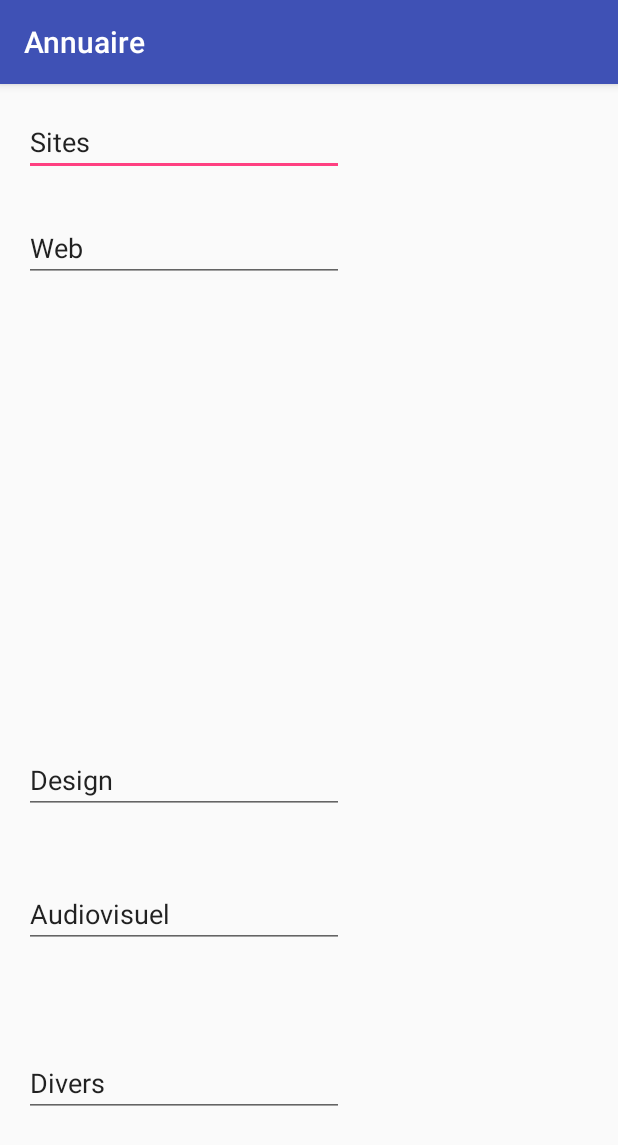
After one commit to VincentDubois/Annuaire, an Android app: the LiensActivity screen opened directly, with no data from a screen before it, on a phone screen of 412 x 824 dp. The commit adds this screen. Shown: the top 1145 px of the screen. Run offline under Robolectric (Android 15) with nearby library versions, the phone set to English and light mode, and no system bars.

Commit message:
Ajout page et couleurs et une image

```diff
--- a/app/src/main/AndroidManifest.xml
+++ b/app/src/main/AndroidManifest.xml
@@ -15,7 +15,8 @@
                 <category android:name="android.intent.category.LAUNCHER" />
             </intent-filter>
         </activity>
-        <activity android:name=".PersonneActivity"></activity>
+        <activity android:name=".PersonneActivity" />
+        <activity android:name=".LiensActivity"></activity>
     </application>
 
 </manifest>
--- /dev/null
+++ b/app/src/main/java/com/hexagonalgames/annuaire/LiensActivity.java
@@ -0,0 +1,13 @@
+package com.hexagonalgames.annuaire;
+
+import android.support.v7.app.AppCompatActivity;
+import android.os.Bundle;
+
+public class LiensActivity extends AppCompatActivity {
+
+    @Override
+    protected void onCreate(Bundle savedInstanceState) {
+        super.onCreate(savedInstanceState);
+        setContentView(R.layout.activity_liens);
+    }
+}
--- /dev/null
+++ b/app/src/main/res/layout/activity_liens.xml
@@ -0,0 +1,71 @@
+<?xml version="1.0" encoding="utf-8"?>
+<RelativeLayout xmlns:android="http://schemas.android.com/apk/res/android"
+    xmlns:tools="http://schemas.android.com/tools"
+    android:id="@+id/activity_liens"
+    android:layout_width="match_parent"
+    android:layout_height="match_parent"
+    android:paddingBottom="@dimen/activity_vertical_margin"
+    android:paddingLeft="@dimen/activity_horizontal_margin"
+    android:paddingRight="@dimen/activity_horizontal_margin"
+    android:paddingTop="@dimen/activity_vertical_margin"
+    tools:context="com.hexagonalgames.annuaire.LiensActivity">
+
+    <EditText
+        android:layout_width="wrap_content"
+        android:layout_height="wrap_content"
+        android:inputType="textPersonName"
+        android:text="Sites"
+        android:ems="10"
+        android:layout_alignParentTop="true"
+        android:layout_alignParentLeft="true"
+        android:layout_alignParentStart="true"
+        android:id="@+id/editText" />
+
+    <EditText
+        android:layout_width="wrap_content"
+        android:layout_height="wrap_content"
+        android:inputType="textPersonName"
+        android:text="Divers"
+        android:ems="10"
+        android:id="@+id/editText5"
+        android:layout_alignParentBottom="true"
+        android:layout_alignParentLeft="true"
+        android:layout_alignParentStart="true"
+        android:layout_marginBottom="63dp" />
+
+    <EditText
+        android:layout_width="wrap_content"
+        android:layout_height="wrap_content"
+        android:inputType="textPersonName"
+        android:text="Audiovisuel"
+        android:ems="10"
+        android:id="@+id/editText4"
+        android:layout_above="@+id/editText5"
+        android:layout_alignParentLeft="true"
+        android:layout_alignParentStart="true"
+        android:layout_marginBottom="67dp" />
+
+    <EditText
+        android:layout_width="wrap_content"
+        android:layout_height="wrap_content"
+        android:inputType="textPersonName"
+        android:text="Design"
+        android:ems="10"
+        android:id="@+id/editText3"
+        android:layout_above="@+id/editText4"
+        android:layout_alignParentLeft="true"
+        android:layout_alignParentStart="true"
+        android:layout_marginBottom="44dp" />
+
+    <EditText
+        android:layout_width="wrap_content"
+        android:layout_height="wrap_content"
+        android:inputType="textPersonName"
+        android:text="Web"
+        android:ems="10"
+        android:id="@+id/editText2"
+        android:layout_below="@+id/editText"
+        android:layout_alignParentLeft="true"
+        android:layout_alignParentStart="true"
+        android:layout_marginTop="25dp" />
+</RelativeLayout>
--- a/app/src/main/res/values/colors.xml
+++ b/app/src/main/res/values/colors.xml
@@ -3,4 +3,8 @@
     <color name="colorPrimary">#3F51B5</color>
     <color name="colorPrimaryDark">#303F9F</color>
     <color name="colorAccent">#FF4081</color>
+
+    <color name="colorDark">#3E3F3F</color>
+    <color name="colorGris">#696969</color>
+    <color name="colorRose">#E61471</color>
 </resources>
```
Also changed, not shown: app/src/main/res/mipmap-xhdpi/title.png (added).
